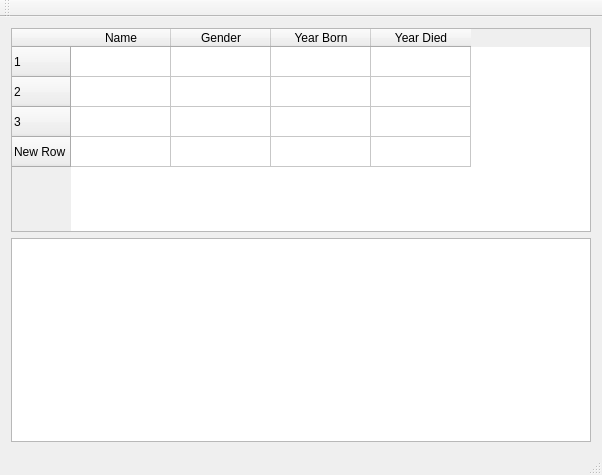
Before: the Qt Designer form EndurvinnslustöðATeam/Skil3/mainwindow.ui in trunti/verklegtn-m, drawn with Qt 5.
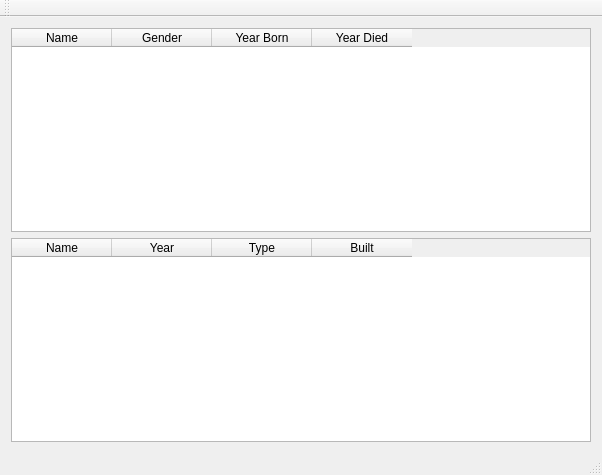
After: the same form once the commit is applied.

Commit message: Tölfur ready

What changed in the file:
```diff
--- a/EndurvinnslustöðATeam/Skil3/mainwindow.ui
+++ b/EndurvinnslustöðATeam/Skil3/mainwindow.ui
@@ -17,26 +17,6 @@
    <layout class="QVBoxLayout" name="verticalLayout">
     <item>
      <widget class="QTableWidget" name="table_scientists">
-      <row>
-       <property name="text">
-        <string>1</string>
-       </property>
-      </row>
-      <row>
-       <property name="text">
-        <string>2</string>
-       </property>
-      </row>
-      <row>
-       <property name="text">
-        <string>3</string>
-       </property>
-      </row>
-      <row>
-       <property name="text">
-        <string>New Row</string>
-       </property>
-      </row>
       <column>
        <property name="text">
         <string>Name</string>
@@ -60,7 +40,28 @@
      </widget>
     </item>
     <item>
-     <widget class="QListWidget" name="list_scient"/>
+     <widget class="QTableWidget" name="table_computer">
+      <column>
+       <property name="text">
+        <string>Name</string>
+       </property>
+      </column>
+      <column>
+       <property name="text">
+        <string>Year</string>
+       </property>
+      </column>
+      <column>
+       <property name="text">
+        <string>Type</string>
+       </property>
+      </column>
+      <column>
+       <property name="text">
+        <string>Built</string>
+       </property>
+      </column>
+     </widget>
     </item>
    </layout>
   </widget>
```
The commit also changes 2 other files.
